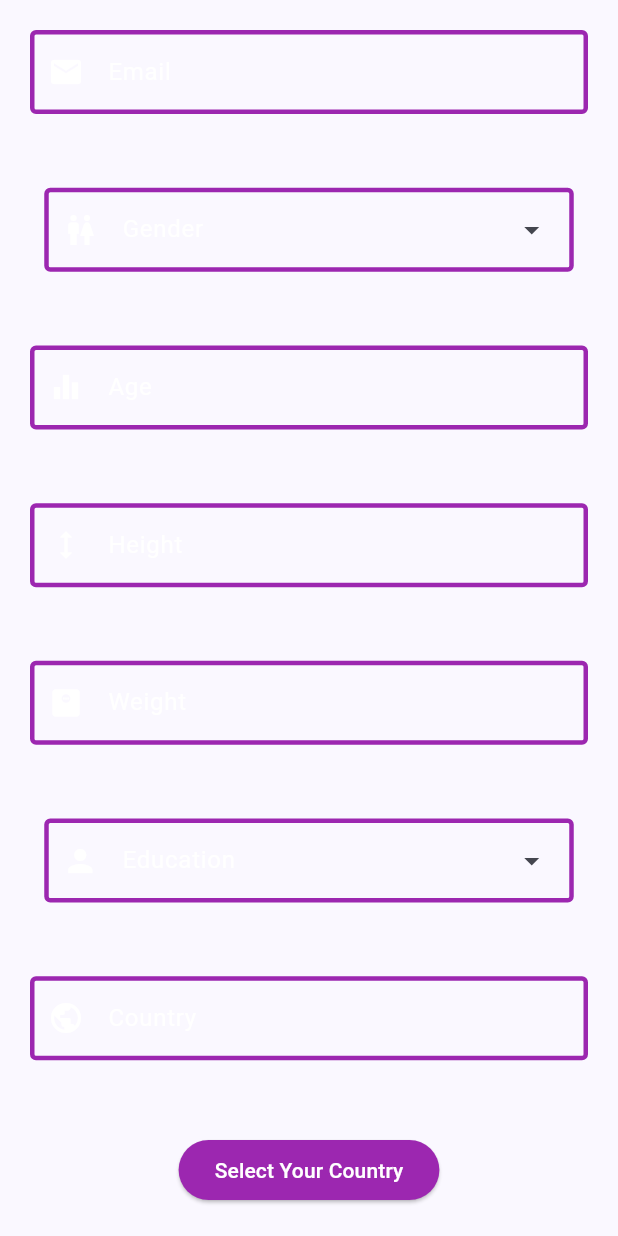
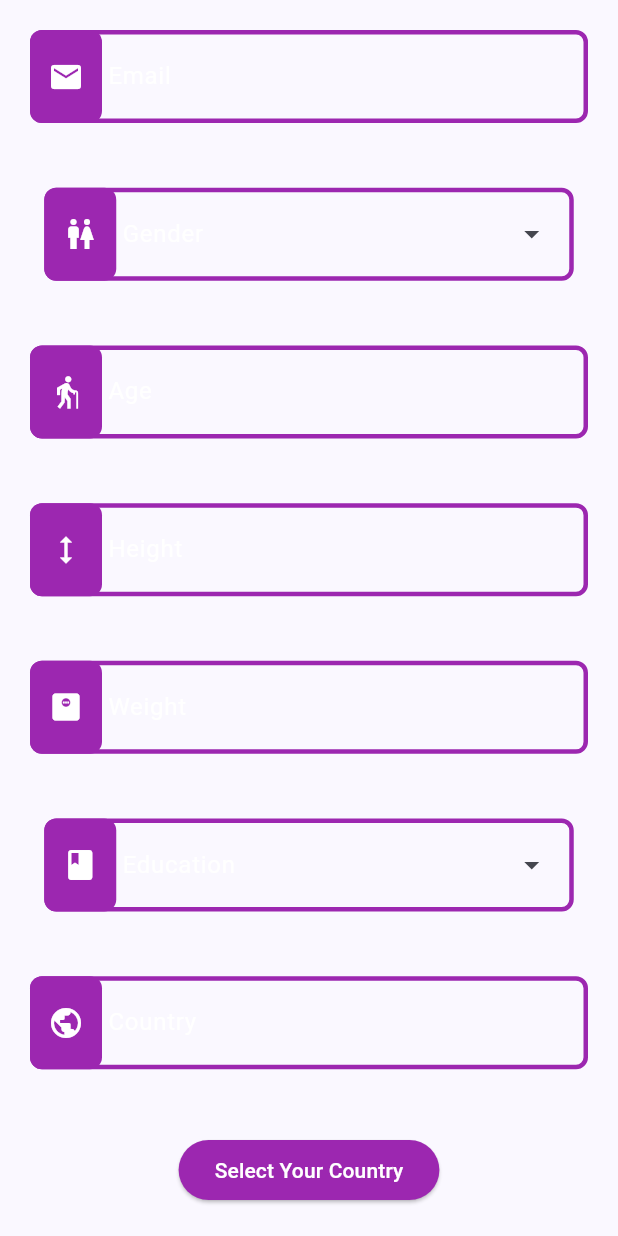
Before and after one commit to Spenc-er/BigBrain, a Flutter app: the Profile screen opened by its route, on a phone screen of 412 x 824 dp. Run offline on Flutter 3.47's test engine with Material 2 defaults, Android fonts, the light colour scheme and no system bars; our stand-ins replace audioplayers, country_picker, firebase_core, firebase_crashlytics, go_router, google_mobile_ads and 2 more; missing offline and left inert: games_services; accounts and stored records are empty.

Commit message:
profile ui done

```diff
--- a/lib/src/profile/profile.dart
+++ b/lib/src/profile/profile.dart
@@ -89,39 +89,62 @@ class _ProfileState extends State<Profile> {
                   style: TextStyle(color: Colors.white),
                   cursorColor: Colors.purple,
                   decoration: InputDecoration(
+                    floatingLabelBehavior: FloatingLabelBehavior.never,
                     labelStyle: TextStyle(color: Colors.white),
                     enabledBorder: OutlineInputBorder(
+                      borderRadius: BorderRadius.all(Radius.circular(8.0)),
                       borderSide: BorderSide(width: 3, color: Colors.purple),
                     ), //
                     focusedBorder: OutlineInputBorder(
+                      borderRadius: BorderRadius.all(Radius.circular(8.0)),
                       borderSide: BorderSide(width: 3, color: Colors.purple),
                     ), // ,
                     border: OutlineInputBorder(
+                        borderRadius: BorderRadius.all(Radius.circular(8.0)),
                         borderSide: BorderSide(color: Colors.purple)),
                     hintText: 'Enter Email',
+                    hintStyle: TextStyle(color: Colors.white),
                     labelText: 'Email',
-                    prefixIcon: const Icon(
+                    prefixIcon: Container(
+                      decoration: BoxDecoration(
+                        borderRadius: BorderRadius.circular(8),
+                        color: Colors.purple,
+                      ),
+                      padding: EdgeInsets.symmetric(vertical: 19),
+                      child: const Icon(
                         Icons.email,
                         color: Colors.white,
+                      ),
                     ),
                   ),
                 ),
                 DropdownMenu<Gender>(
                   width: 353,
                   textStyle: TextStyle(color: Colors.white),
-                  leadingIcon: const Icon(
+                  leadingIcon: Container(
+                    decoration: BoxDecoration(
+                      borderRadius: BorderRadius.circular(8),
+                      color: Colors.purple,
+                    ),
+                    padding: EdgeInsets.symmetric(vertical: 19),
+                    child: const Icon(
                       Icons.wc,
                       color: Colors.white,
                     ),
+                  ),
                   inputDecorationTheme: InputDecorationTheme(
+                    floatingLabelBehavior: FloatingLabelBehavior.never,
                     labelStyle: TextStyle(color: Colors.white),
                     enabledBorder: OutlineInputBorder(
+                      borderRadius: BorderRadius.all(Radius.circular(8.0)),
                       borderSide: BorderSide(width: 3, color: Colors.purple),
                     ), //
                     focusedBorder: OutlineInputBorder(
+                      borderRadius: BorderRadius.all(Radius.circular(8.0)),
                       borderSide: BorderSide(width: 3, color: Colors.purple),
                     ), // ,
                     border: OutlineInputBorder(
+                        borderRadius: BorderRadius.all(Radius.circular(8.0)),
                         borderSide: BorderSide(color: Colors.purple)),
                   ),
                   controller: gender,
@@ -139,19 +162,32 @@ class _ProfileState extends State<Profile> {
                   controller: age,
                   cursorColor: Colors.purple,
                   decoration: InputDecoration(
+                    hintText: 'Enter Age',
+                    hintStyle: TextStyle(color: Colors.white),
+                    floatingLabelBehavior: FloatingLabelBehavior.never,
                     labelStyle: TextStyle(color: Colors.white),
                     enabledBorder: OutlineInputBorder(
+                      borderRadius: BorderRadius.all(Radius.circular(8.0)),
                       borderSide: BorderSide(width: 3, color: Colors.purple),
                     ), //
                     focusedBorder: OutlineInputBorder(
+                      borderRadius: BorderRadius.all(Radius.circular(8.0)),
                       borderSide: BorderSide(width: 3, color: Colors.purple),
                     ), // ,
                     border: OutlineInputBorder(
+                        borderRadius: BorderRadius.all(Radius.circular(8.0)),
                         borderSide: BorderSide(color: Colors.purple)),
                     labelText: 'Age',
-                    prefixIcon: const Icon(
-                      Icons.equalizer,
+                    prefixIcon: Container(
+                      decoration: BoxDecoration(
+                        borderRadius: BorderRadius.circular(8),
+                        color: Colors.purple,
+                      ),
+                      padding: EdgeInsets.symmetric(vertical: 19),
+                      child: const Icon(
+                        Icons.elderly,
                         color: Colors.white,
+                      ),
                     ),
                   ),
                 ),
@@ -161,23 +197,36 @@ class _ProfileState extends State<Profile> {
                   controller: height,
                   cursorColor: Colors.purple,
                   decoration: InputDecoration(
+                     hintText: 'Enter Height',
+                    hintStyle: TextStyle(color: Colors.white),
+                      floatingLabelBehavior: FloatingLabelBehavior.never,
                       labelStyle: TextStyle(color: Colors.white),
                       enabledBorder: OutlineInputBorder(
+                        borderRadius: BorderRadius.all(Radius.circular(8.0)),
                         borderSide: BorderSide(width: 3, color: Colors.purple),
                       ), //
                       focusedBorder: OutlineInputBorder(
+                        borderRadius: BorderRadius.all(Radius.circular(8.0)),
                         borderSide: BorderSide(width: 3, color: Colors.purple),
                       ), // ,
                       border: OutlineInputBorder(
+                          borderRadius: BorderRadius.all(Radius.circular(8.0)),
                           borderSide: BorderSide(color: Colors.purple)),
                       labelText: 'Height',
-                      prefixIcon: const Icon(
+                      prefixIcon: Container(
+                        decoration: BoxDecoration(
+                          borderRadius: BorderRadius.circular(8),
+                          color: Colors.purple,
+                        ),
+                        padding: EdgeInsets.symmetric(vertical: 19),
+                        child: const Icon(
                           Icons.height,
                           color: Colors.white,
                         ),
+                      ),
                       prefixText: ' ',
                       suffixText: 'cm',
-                      suffixStyle: const TextStyle(color: Colors.purple)),
+                      suffixStyle: const TextStyle(color: Colors.white)),
                 ),
                 TextField(
                   keyboardType: TextInputType.number,
@@ -185,40 +234,64 @@ class _ProfileState extends State<Profile> {
                   controller: weight,
                   cursorColor: Colors.purple,
                   decoration: InputDecoration(
+                     hintText: 'Enter Weight',
+                    hintStyle: TextStyle(color: Colors.white),
+                      floatingLabelBehavior: FloatingLabelBehavior.never,
                       labelStyle: TextStyle(color: Colors.white),
                       enabledBorder: OutlineInputBorder(
+                        borderRadius: BorderRadius.all(Radius.circular(8.0)),
                         borderSide: BorderSide(width: 3, color: Colors.purple),
                       ), //
                       focusedBorder: OutlineInputBorder(
+                        borderRadius: BorderRadius.all(Radius.circular(8.0)),
                         borderSide: BorderSide(width: 3, color: Colors.purple),
                       ), // ,
                       border: OutlineInputBorder(
+                          borderRadius: BorderRadius.all(Radius.circular(8.0)),
                           borderSide: BorderSide(color: Colors.purple)),
                       labelText: 'Weight',
-                      prefixIcon: const Icon(
+                      prefixIcon: Container(
+                        decoration: BoxDecoration(
+                          borderRadius: BorderRadius.circular(8),
+                          color: Colors.purple,
+                        ),
+                        padding: EdgeInsets.symmetric(vertical: 19),
+                        child: const Icon(
                           Icons.monitor_weight,
                           color: Colors.white,
                         ),
+                      ),
                       prefixText: ' ',
                       suffixText: 'Kg',
-                      suffixStyle: const TextStyle(color: Colors.purple)),
+                      suffixStyle: const TextStyle(color: Colors.white)),
                 ),
                 DropdownMenu<Education>(
                   width: 353,
                   textStyle: TextStyle(color: Colors.white),
-                  leadingIcon: const Icon(
-                    Icons.person,
+                  leadingIcon: Container(
+                    decoration: BoxDecoration(
+                      borderRadius: BorderRadius.circular(8),
+                      color: Colors.purple,
+                    ),
+                    padding: EdgeInsets.symmetric(vertical: 19),
+                    child: const Icon(
+                      Icons.book,
                       color: Colors.white,
                     ),
+                  ),
                   inputDecorationTheme: InputDecorationTheme(
+                    floatingLabelBehavior: FloatingLabelBehavior.never,
                     labelStyle: TextStyle(color: Colors.white),
                     enabledBorder: OutlineInputBorder(
+                      borderRadius: BorderRadius.all(Radius.circular(8.0)),
                       borderSide: BorderSide(width: 3, color: Colors.purple),
                     ), //
                     focusedBorder: OutlineInputBorder(
+                      borderRadius: BorderRadius.all(Radius.circular(8.0)),
                       borderSide: BorderSide(width: 3, color: Colors.purple),
                     ), // ,
                     border: OutlineInputBorder(
+                        borderRadius: BorderRadius.all(Radius.circular(8.0)),
                         borderSide: BorderSide(color: Colors.purple)),
                   ),
                   controller: edu,
@@ -236,19 +309,30 @@ class _ProfileState extends State<Profile> {
                   controller: countryName,
                   cursorColor: Colors.purple,
                   decoration: InputDecoration(
+                    floatingLabelBehavior: FloatingLabelBehavior.never,
                     labelStyle: TextStyle(color: Colors.white),
                     enabledBorder: OutlineInputBorder(
+                      borderRadius: BorderRadius.all(Radius.circular(8.0)),
                       borderSide: BorderSide(width: 3, color: Colors.purple),
                     ), //
                     focusedBorder: OutlineInputBorder(
+                      borderRadius: BorderRadius.all(Radius.circular(8.0)),
                       borderSide: BorderSide(width: 3, color: Colors.purple),
                     ), // ,
                     border: OutlineInputBorder(
+                        borderRadius: BorderRadius.all(Radius.circular(8.0)),
                         borderSide: BorderSide(color: Colors.purple)),
                     labelText: 'Country',
-                    prefixIcon: const Icon(
+                    prefixIcon: Container(
+                      decoration: BoxDecoration(
+                        borderRadius: BorderRadius.circular(8),
+                        color: Colors.purple,
+                      ),
+                      padding: EdgeInsets.symmetric(vertical: 19),
+                      child: const Icon(
                         Icons.public,
                         color: Colors.white,
+                      ),
                     ),
                   ),
                 ),
```
Lines whose indentation alone changed are shown as unchanged.
